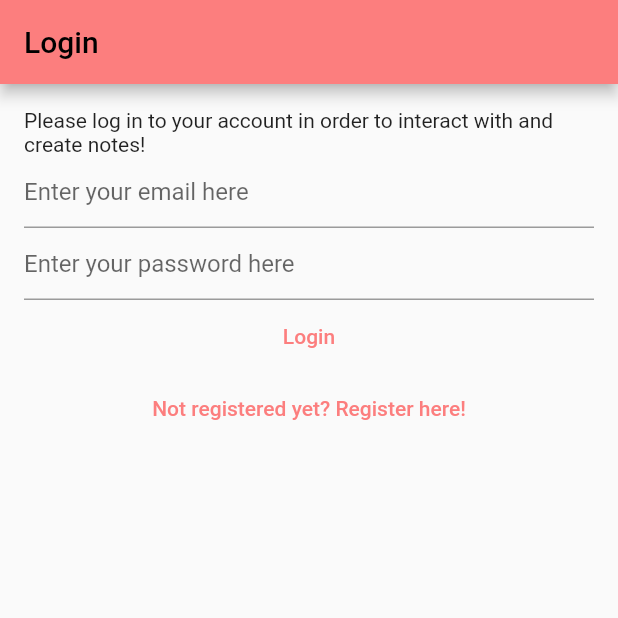
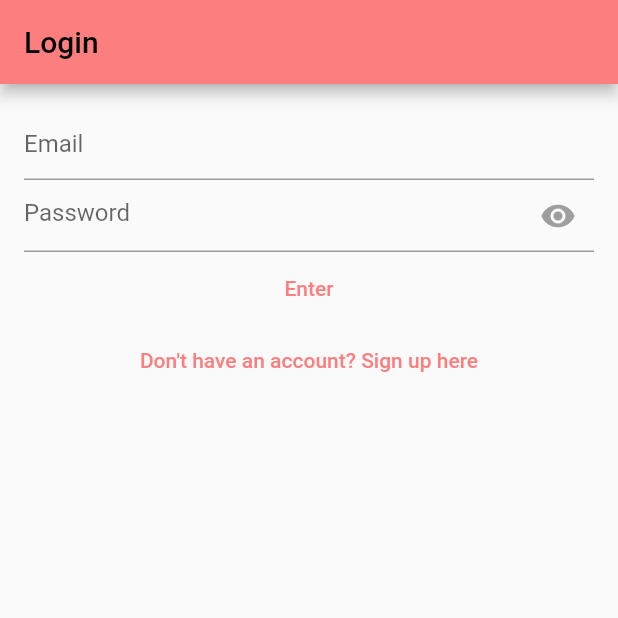
Before and after one commit to JarellOng/UrTask, a Flutter app: the screen it shows after launch, on a phone screen of 412 x 824 dp, the top half of it. Run offline on Flutter 3.47's test engine with Material 2 defaults, Android fonts, the phone set to English and light mode, and no system bars; our stand-ins replace bloc, cloud_firestore, dotted_line, equatable, firebase_auth, firebase_core and 2 more; accounts and stored records are empty.

Commit message:
Commit Fourth

```diff
--- a/lib/main.dart
+++ b/lib/main.dart
@@ -46,7 +46,7 @@ class HomePage extends StatelessWidget {
       },
       builder: (context, state) {
         if (state is AuthStateLoggedIn) {
-          return const HomeView();
+          return const LoginView();
         } else if (state is AuthStateNeedsVerification) {
           return const VerifyEmailView();
         } else if (state is AuthStateLoggedOut) {
--- a/lib/views/login_view.dart
+++ b/lib/views/login_view.dart
@@ -15,6 +15,7 @@ class _LoginViewState extends State<LoginView> {
   // Text Editing Controller
   late final TextEditingController _email;
   late final TextEditingController _password;
+  bool _isHidden = true;
 
   // Init State
   @override
@@ -22,6 +23,13 @@ class _LoginViewState extends State<LoginView> {
     _email = TextEditingController();
     _password = TextEditingController();
     super.initState();
+  }
+
+  // Toggle Password Visibility
+  void _togglePasswordVisibility() {
+    setState(() {
+      _isHidden = !_isHidden;
+    });
   }
 
   // Dispose
@@ -44,10 +52,6 @@ class _LoginViewState extends State<LoginView> {
           padding: const EdgeInsets.all(16.0),
           child: Column(
             children: [
-              const Text(
-                "Please log in to your account in order to interact with and create notes!",
-              ),
-
               // Email
               TextField(
                 controller: _email,
@@ -55,18 +59,25 @@ class _LoginViewState extends State<LoginView> {
                 autocorrect: false,
                 keyboardType: TextInputType.emailAddress,
                 decoration: const InputDecoration(
-                  hintText: "Enter your email here",
+                  hintText: "Email",
                 ),
               ),
 
               // Password
-              TextField(
+              TextFormField(
                 controller: _password,
-                obscureText: true,
+                obscureText: _isHidden,
                 enableSuggestions: false,
                 autocorrect: false,
-                decoration: const InputDecoration(
-                  hintText: "Enter your password here",
+                decoration: InputDecoration(
+                  hintText: 'Password',
+                  suffixIcon: GestureDetector(
+                    onTap: _togglePasswordVisibility,
+                    child: Icon(
+                      _isHidden ? Icons.visibility : Icons.visibility_off,
+                      color: Colors.grey,
+                    ),
+                  ),
                 ),
               ),
 
@@ -82,7 +93,7 @@ class _LoginViewState extends State<LoginView> {
                         ),
                       );
                 },
-                child: const Text("Login"),
+                child: const Text("Enter"),
               ),
 
               // Register Page Nav
@@ -90,7 +101,7 @@ class _LoginViewState extends State<LoginView> {
                 onPressed: () {
                   context.read<AuthBloc>().add(const AuthEventShouldRegister());
                 },
-                child: const Text("Not registered yet? Register here!"),
+                child: const Text("Don't have an account? Sign up here"),
               ),
             ],
           ),
```
